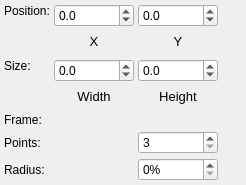
Above: src/workspace/tool_itemproperties/ip_geometry.ui from nitramr/Draftoola before the change. Below: the same form after it.
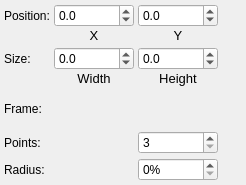
That is the form after the change. Custom widgets are drawn as their Qt base class.

Patch:
```diff
--- a/src/workspace/tool_itemproperties/ip_geometry.ui
+++ b/src/workspace/tool_itemproperties/ip_geometry.ui
@@ -88,7 +88,7 @@
         <string>Y</string>
        </property>
        <property name="alignment">
-        <set>Qt::AlignCenter</set>
+        <set>Qt::AlignHCenter|Qt::AlignTop</set>
        </property>
       </widget>
      </item>
@@ -141,7 +141,7 @@
         <string>Height</string>
        </property>
        <property name="alignment">
-        <set>Qt::AlignCenter</set>
+        <set>Qt::AlignHCenter|Qt::AlignTop</set>
        </property>
       </widget>
      </item>
@@ -251,7 +251,7 @@
         <string>Width</string>
        </property>
        <property name="alignment">
-        <set>Qt::AlignCenter</set>
+        <set>Qt::AlignHCenter|Qt::AlignTop</set>
        </property>
       </widget>
      </item>
@@ -307,7 +307,7 @@
         <string>X</string>
        </property>
        <property name="alignment">
-        <set>Qt::AlignCenter</set>
+        <set>Qt::AlignHCenter|Qt::AlignTop</set>
        </property>
       </widget>
      </item>
@@ -341,10 +341,13 @@
        <property name="orientation">
         <enum>Qt::Vertical</enum>
        </property>
+       <property name="sizeType">
+        <enum>QSizePolicy::Fixed</enum>
+       </property>
        <property name="sizeHint" stdset="0">
         <size>
          <width>0</width>
-         <height>0</height>
+         <height>15</height>
         </size>
        </property>
       </spacer>
@@ -368,10 +371,13 @@
        <property name="orientation">
         <enum>Qt::Vertical</enum>
        </property>
+       <property name="sizeType">
+        <enum>QSizePolicy::Fixed</enum>
+       </property>
        <property name="sizeHint" stdset="0">
         <size>
          <width>0</width>
-         <height>0</height>
+         <height>15</height>
         </size>
        </property>
       </spacer>
```
